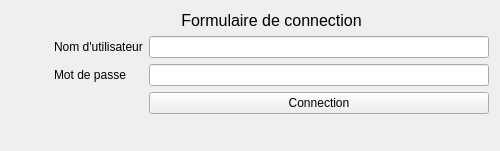
Old version of the form front/ui/login.ui in the repository FabioF9/GSB-AppliVisiteur.
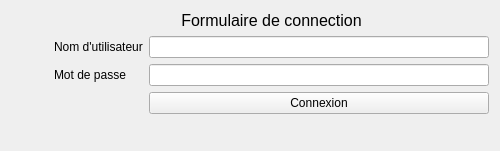
New version of the form. Icons and pictures are not drawn.

```diff
--- a/front/ui/login.ui
+++ b/front/ui/login.ui
@@ -116,7 +116,7 @@
         <enum>Qt::RightToLeft</enum>
        </property>
        <property name="text">
-        <string>Connection</string>
+        <string>Connexion</string>
        </property>
        <property name="autoDefault">
         <bool>false</bool>
```
